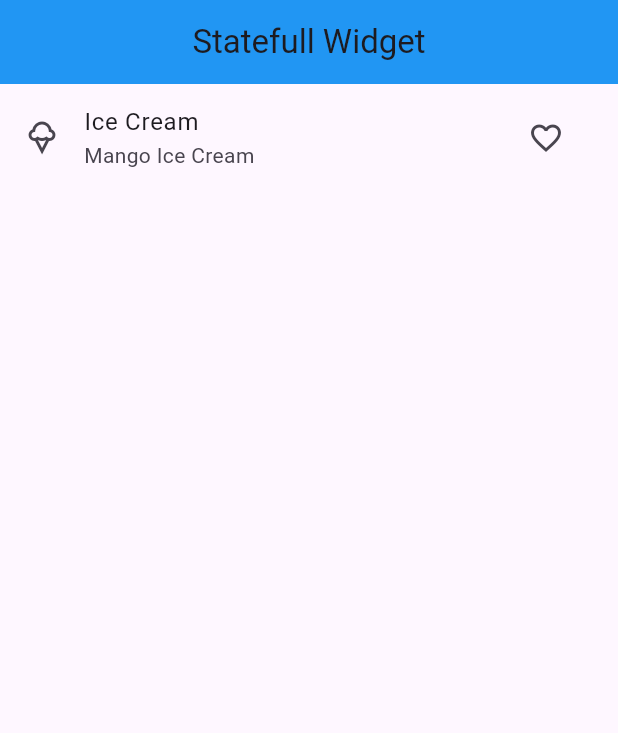
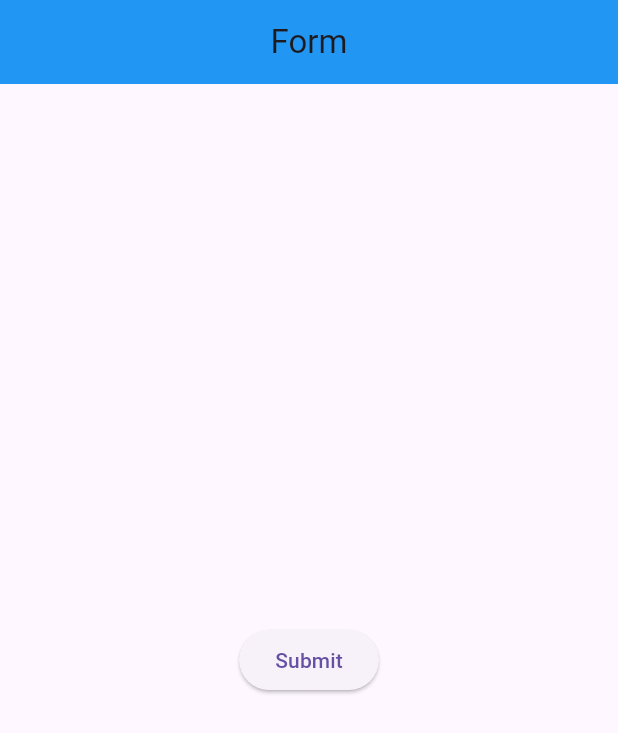
Before and after one commit to anshu-ac-dv/practice, a Flutter app: the screen it shows after launch, on a phone screen of 412 x 824 dp. Shown: the top 733 px of the screen. Run offline on Flutter 3.47's test engine with Material 3 defaults, Android fonts, the phone set to English and light mode, and no system bars.

Commit message:
Initial Commit

```diff
--- a/lib/main.dart
+++ b/lib/main.dart
@@ -1,4 +1,4 @@
-import 'package:flutter/material.dart';
+import 'package:flutter/material.dart' hide Form;
 import 'package:practice/screens/adding_icons.dart';
 import 'package:practice/screens/adding_images.dart';
 import 'package:practice/screens/container_screen.dart';
@@ -14,6 +14,7 @@ import 'package:practice/screens/random_value.dart';
 import 'package:practice/screens/row_column_expanded.dart';
 import 'package:practice/screens/stack_positioned.dart';
 import 'package:practice/screens/statefull_widget.dart';
+import 'package:practice/screens/form.dart';
 
 void main() {
   runApp(const MyApp2());
@@ -79,7 +80,8 @@ class MyApp2 extends StatelessWidget {
       //home: FloatingButton(),
       //home: StackPositioned(),
       //home: CoustomWidgets(),
-      home: StatefullWidget(),
+      //home: StatefullWidget(),
+      home: Form(),
     );
   }
 }
--- /dev/null
+++ b/lib/screens/form.dart
@@ -0,0 +1,28 @@
+import 'package:flutter/material.dart';
+import 'package:practice/screens/dashboard.dart';
+
+class Form extends StatelessWidget {
+  const Form({super.key});
+
+  @override
+  Widget build(BuildContext context) {
+    return Scaffold(
+      appBar: AppBar(
+        backgroundColor: Colors.blue,
+        title: Text("Form"),
+        centerTitle: true,
+      ),
+      body: Center(
+        child: ElevatedButton(
+          onPressed: () {
+            Navigator.push(
+              context,
+              MaterialPageRoute(builder: (context) => Dashboard()),
+            );
+          },
+          child: Text("Submit"),
+        ),
+      ),
+    );
+  }
+}
```
Also changed, not shown: assets/Day6.png (renamed from assets/day6.png), assets/Day_6.png (renamed from assets/day_6.png), assets/Day__6.png (renamed from assets/day__6.png).
